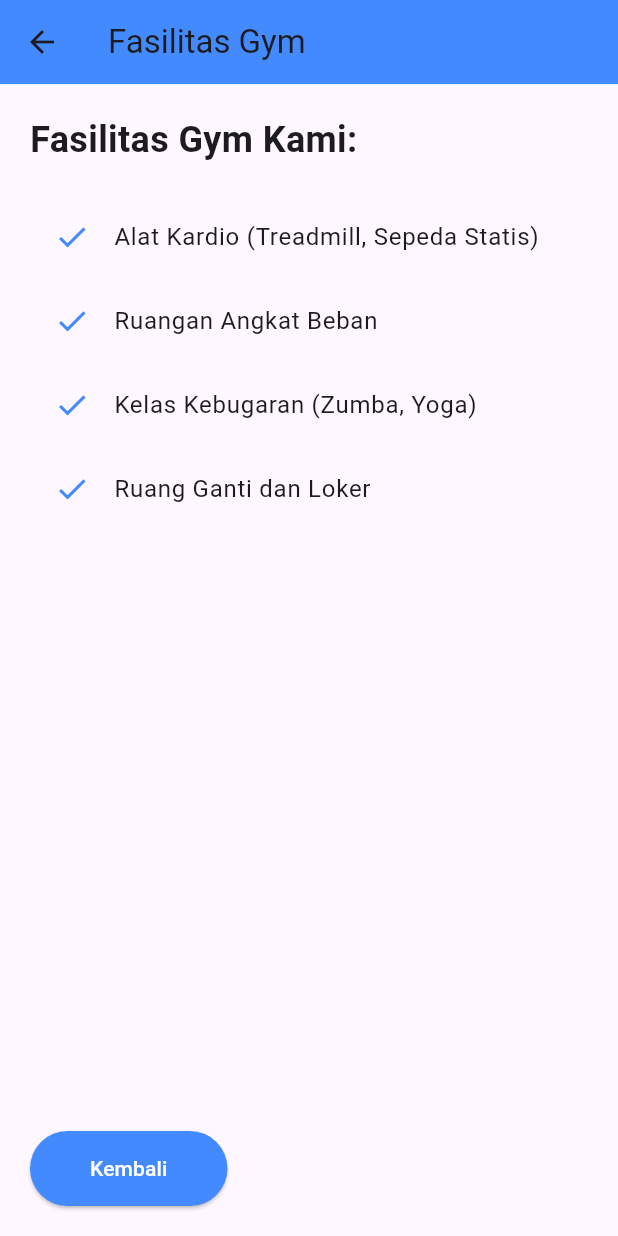
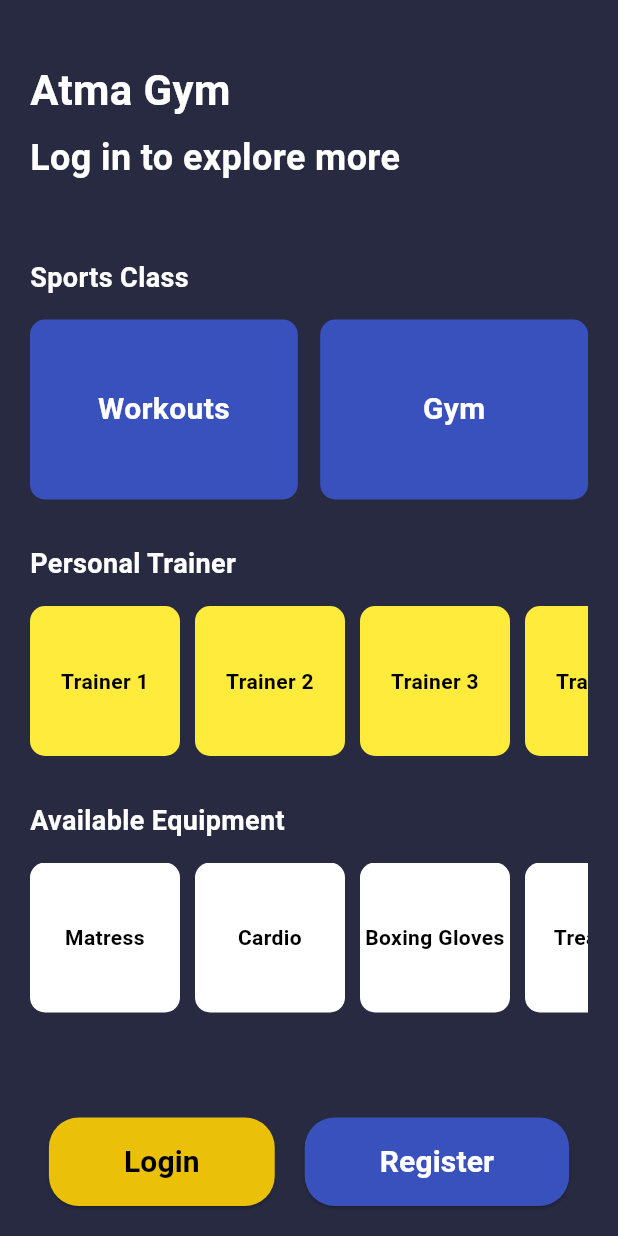
Before and after one commit to nandoega/7_B_GYM, a Flutter app: the screen it shows after launch, after a tap on "wanna take a look ?", on a phone screen of 412 x 824 dp. Run offline on Flutter 3.47's test engine with Material 3 defaults, Android fonts, the phone set to English and light mode, and no system bars.

Commit message:
beforeLogin page init

```diff
--- a/lib/View/beforeLogin.dart
+++ b/lib/View/beforeLogin.dart
@@ -0,0 +1,234 @@
+import 'package:flutter/material.dart';
+import 'package:pbp/View/login.dart';
+import 'package:pbp/View/register.dart';
+
+class BeforeLoginView extends StatelessWidget {
+  const BeforeLoginView({super.key});
+
+  @override
+  Widget build(BuildContext context) {
+    return Scaffold(
+      backgroundColor: const Color(0xFF282A41), // Background color
+      body: SafeArea(
+        child: Padding(
+          padding: const EdgeInsets.all(20.0),
+          child: Column(
+            crossAxisAlignment: CrossAxisAlignment.start,
+            children: [
+              // Title Section
+              const SizedBox(height: 20),
+              const Text(
+                'Atma Gym',
+                style: TextStyle(
+                  fontSize: 28,
+                  fontWeight: FontWeight.bold,
+                  color: Colors.white,
+                ),
+              ),
+              const SizedBox(height: 8),
+              const Text(
+                'Log in to explore more',
+                style: TextStyle(
+                  fontSize: 24,
+                  fontWeight: FontWeight.bold,
+                  color: Colors.white,
+                ),
+              ),
+              const SizedBox(height: 50),
+
+              // Sports Class Section
+              const Text(
+                'Sports Class',
+                style: TextStyle(
+                  fontSize: 18,
+                  fontWeight: FontWeight.bold,
+                  color: Colors.white,
+                ),
+              ),
+              const SizedBox(height: 15),
+              Row(
+                mainAxisAlignment: MainAxisAlignment.spaceBetween,
+                children: [
+                  _buildCategoryBox('Workouts', const Color(0xFF3951BD)),
+                  const SizedBox(width: 15), // Gap between boxes
+                  _buildCategoryBox('Gym', const Color(0xFF3951BD)),
+                ],
+              ),
+              const SizedBox(height: 30),
+
+              // Personal Trainer Section
+              const Text(
+                'Personal Trainer',
+                style: TextStyle(
+                  fontSize: 18,
+                  fontWeight: FontWeight.bold,
+                  color: Colors.white,
+                ),
+              ),
+              const SizedBox(height: 15),
+              SizedBox(
+                height: 100,
+                child: ListView.builder(
+                  scrollDirection: Axis.horizontal,
+                  itemCount: 10,
+                  itemBuilder: (context, index) {
+                    return _buildTrainerBox('Trainer ${index + 1}');
+                  },
+                ),
+              ),
+              const SizedBox(height: 30),
+
+              // Available Equipment Section
+              const Text(
+                'Available Equipment',
+                style: TextStyle(
+                  fontSize: 18,
+                  fontWeight: FontWeight.bold,
+                  color: Colors.white,
+                ),
+              ),
+              const SizedBox(height: 15),
+              SizedBox(
+                height: 100,
+                child: ListView.builder(
+                  scrollDirection: Axis.horizontal,
+                  itemCount: 5,
+                  itemBuilder: (context, index) {
+                    return _buildEquipmentBox([
+                      'Matress',
+                      'Cardio',
+                      'Boxing Gloves',
+                      'Treadmill',
+                      'Kettlebell'
+                    ][index]);
+                  },
+                ),
+              ),
+              const Spacer(),
+
+              // Login and Register Buttons
+              Row(
+                mainAxisAlignment: MainAxisAlignment.center,
+                children: [
+                  _buildRoundedActionButton(
+                    'Login',
+                    const Color(0xFFEAC009),
+                    () => Navigator.push(
+                      context,
+                      MaterialPageRoute(builder: (_) => const LoginView()),
+                    ),
+                    textColor: Colors.black,
+                  ),
+                  const SizedBox(width: 20), // Gap between buttons
+                  _buildRoundedActionButton(
+                    'Register',
+                    const Color(0xFF3951BD),
+                    () => Navigator.push(
+                      context,
+                      MaterialPageRoute(builder: (_) => const RegisterView()),
+                    ),
+                  ),
+                ],
+              ),
+            ],
+          ),
+        ),
+      ),
+    );
+  }
+
+  // Helper Widget for Sports Class and Equipment
+  Widget _buildCategoryBox(String title, Color color) {
+    return Expanded(
+      child: Container(
+        height: 120,
+        decoration: BoxDecoration(
+          color: color,
+          borderRadius: BorderRadius.circular(10),
+        ),
+        child: Center(
+          child: Text(
+            title,
+            style: const TextStyle(
+              fontSize: 20, // Bigger font
+              color: Colors.white,
+              fontWeight: FontWeight.bold,
+            ),
+          ),
+        ),
+      ),
+    );
+  }
+
+  // Helper Widget for Personal Trainer
+  Widget _buildTrainerBox(String name) {
+    return Container(
+      width: 100,
+      height: 100,
+      margin: const EdgeInsets.only(right: 10),
+      decoration: BoxDecoration(
+        color: Colors.yellow,
+        borderRadius: BorderRadius.circular(10),
+      ),
+      child: Center(
+        child: Text(
+          name,
+          style: const TextStyle(
+            fontSize: 14,
+            color: Colors.black,
+            fontWeight: FontWeight.bold,
+          ),
+          textAlign: TextAlign.center,
+        ),
+      ),
+    );
+  }
+
+  // Helper Widget for Equipment
+  Widget _buildEquipmentBox(String title) {
+    return Container(
+      width: 100,
+      height: 100,
+      margin: const EdgeInsets.only(right: 10),
+      decoration: BoxDecoration(
+        color: Colors.white,
+        borderRadius: BorderRadius.circular(10),
+      ),
+      child: Center(
+        child: Text(
+          title,
+          style: const TextStyle(
+            fontSize: 14,
+            color: Colors.black,
+            fontWeight: FontWeight.bold,
+          ),
+          textAlign: TextAlign.center,
+        ),
+      ),
+    );
+  }
+
+  // Helper Widget for Rounded Buttons
+  Widget _buildRoundedActionButton(
+      String title, Color color, VoidCallback onPressed,
+      {Color textColor = Colors.white}) {
+    return ElevatedButton(
+      style: ElevatedButton.styleFrom(
+        backgroundColor: color,
+        padding: const EdgeInsets.symmetric(vertical: 15, horizontal: 50),
+        shape: RoundedRectangleBorder(
+          borderRadius: BorderRadius.circular(20), // Rounded corners
+        ),
+      ),
+      onPressed: onPressed,
+      child: Text(
+        title,
+        style: TextStyle(
+          fontSize: 20,
+          fontWeight: FontWeight.bold,
+          color: textColor,
+        ),
+      ),
+    );
+  }
+}
--- a/lib/View/login.dart
+++ b/lib/View/login.dart
@@ -1,7 +1,7 @@
 import 'package:flutter/material.dart';
 import 'package:pbp/View/home.dart';
 import 'package:pbp/View/register.dart';
-import 'package:pbp/View/gym_facilities.dart'; // Import halaman fasilitas gym
+import 'package:pbp/View/beforeLogin.dart'; // Import halaman fasilitas gym
 import 'package:pbp/data/people.dart'; // Import the users list
 
 class LoginView extends StatefulWidget {
@@ -192,7 +192,7 @@ class _LoginViewState extends State<LoginView> {
                       onTap: () {
                         Navigator.push(
                           context,
-                          MaterialPageRoute(builder: (_) => const GymFacilitiesView()),
+                          MaterialPageRoute(builder: (_) => const BeforeLoginView()),
                         );
                       },
                       child: const Text(
```
